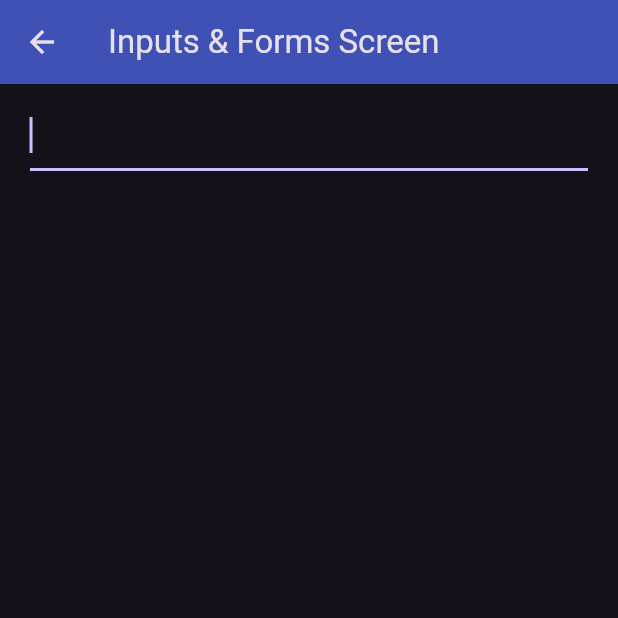
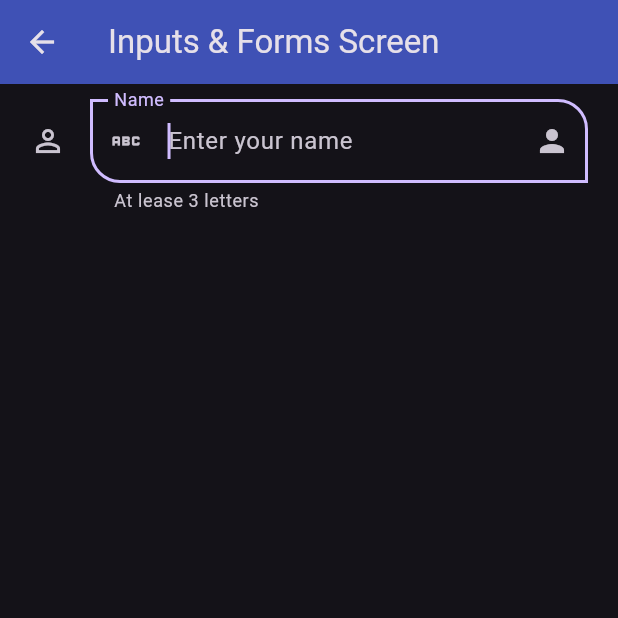
Before and after one commit to ByteRaider/flutter_components_playground, a Flutter app: the InputScreen screen opened by its route, on a phone screen of 412 x 824 dp, the top half of it. Run offline on Flutter 3.47's test engine with Material 3 defaults, Android fonts, the phone set to English and light mode, and no system bars.

Commit message:
Personalize Text form field

```diff
--- a/lib/screens/input_screen.dart
+++ b/lib/screens/input_screen.dart
@@ -17,8 +17,30 @@ class InputScreen extends StatelessWidget {
                       initialValue: '',
                       textCapitalization: TextCapitalization.words,
                       onChanged: (value) {
-                        print(value);
-                      }),
+                        print('value: $value');
+                      },
+                      validator: (value) {
+                        if (value == null || value.isEmpty) {
+                          return 'This is a required field';
+                        }
+                        return value.length < 3 ? 'Too short' : null;
+                      },
+                      autovalidateMode: AutovalidateMode.onUserInteraction,
+                      decoration: const InputDecoration(
+                        border: OutlineInputBorder(
+                          borderRadius: BorderRadius.only(
+                            topRight: Radius.circular(20),
+                            bottomLeft: Radius.circular(20),
+                          ),
+                          borderSide: BorderSide(color: Colors.red),
+                        ),
+                        hintText: 'Enter your name',
+                        labelText: 'Name',
+                        helperText: 'At lease 3 letters',
+                        suffixIcon: Icon(Icons.person),
+                        prefixIcon: Icon(Icons.abc),
+                        icon: Icon(Icons.person_outline),
+                      ))
                 ]))));
   }
 }
```
